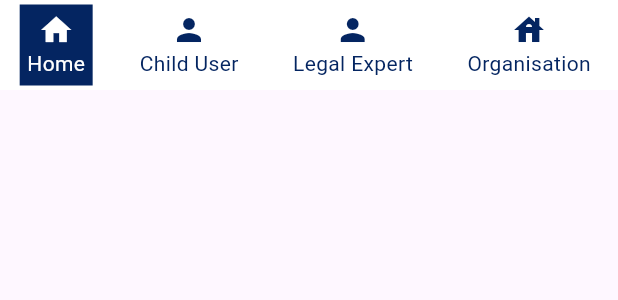
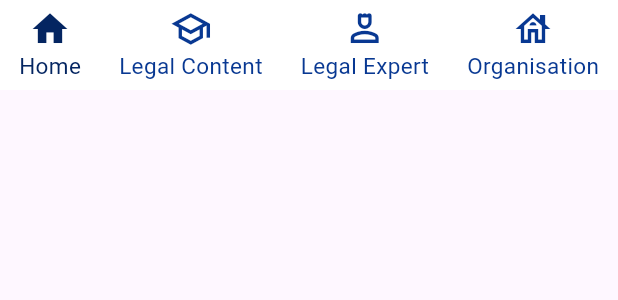
Before and after one commit to aayushi16dex/LegalRights-Frontend, a Flutter app: the AdminFooterScreen widget shown alone on an empty page, opened directly with empty values, on a phone screen of 412 x 824 dp. Shown: the top 300 px of the screen. Run offline on Flutter 3.47's test engine with Material 3 defaults, Android fonts, the phone set to English and light mode, and no system bars; our stand-ins replace file_picker, multi_select_flutter, shared_preferences; missing offline and left inert: universal_html; accounts and stored records are empty; network calls fail.

Commit message:
Admin footer UI

```diff
--- a/lib/presentation/footer/admin_footer_screen.dart
+++ b/lib/presentation/footer/admin_footer_screen.dart
@@ -15,23 +15,40 @@ class AdminFooterScreen extends StatefulWidget {
 class _AdminFooterScreenState extends State<AdminFooterScreen> {
   @override
   Widget build(BuildContext context) {
-    return Container(
+    return Stack(
+      children: [
+        Positioned(
+          top: 0,
+          left: 0,
+          right: 0,
+          child: Container(
+            height: 3.0, // Height of the horizontal bar
+            color: Colors.grey, // Color of the horizontal bar
+          ),
+        ),
+        Container(
           height: 60.0,
           color: Colors.white,
           child: Row(
             mainAxisAlignment: MainAxisAlignment.spaceAround,
             children: [
-          _buildNavItem(Icons.home, 'Home', 0),
-          _buildNavItem(Icons.person, 'Child User', 1),
-          _buildNavItem(Icons.person, 'Legal Expert', 2),
-          _buildNavItem(Icons.house, 'Organisation', 3),
+              _buildNavItem(Icons.home, Icons.home_outlined, 'Home', 0),
+              _buildNavItem(
+                  Icons.school, Icons.school_outlined, 'Legal Content', 1),
+              _buildNavItem(
+                  Icons.person_4, Icons.person_4_outlined, 'Legal Expert', 2),
+              _buildNavItem(
+                  Icons.house, Icons.house_outlined, 'Organisation', 3),
             ],
           ),
+        ),
+      ],
     );
   }
 
   /// Navigation tabs building and highlighting when clicked
-  Widget _buildNavItem(IconData icon, String label, int index) {
+  Widget _buildNavItem(
+      IconData selectedIcon, IconData icon, String label, int index) {
     return GestureDetector(
       onTap: () {
         setState(() {
@@ -41,31 +58,25 @@ class _AdminFooterScreenState extends State<AdminFooterScreen> {
       },
       child: Container(
         padding: const EdgeInsets.all(5.0),
-        decoration: BoxDecoration(
-          color: widget.currentTab == index
-              ? const Color.fromARGB(255, 4, 37, 97)
-              : Colors.transparent, // Highlight the selected tab
-          //borderRadius: BorderRadius.circular(10.0),
-        ),
         child: Column(
           mainAxisSize: MainAxisSize.min,
           children: [
             Icon(
-              icon,
-              size: 24,
+              widget.currentTab == index ? selectedIcon : icon,
+              size: 28,
+              // Highlight the icon color
               color: widget.currentTab == index
-                  ? Colors.white
-                  : const Color.fromARGB(
-                      255, 4, 37, 97), // Highlight the icon color
+                  ? const Color.fromARGB(255, 4, 37, 97)
+                  : const Color.fromARGB(255, 8, 56, 146), // Highlight the icon color
             ),
             Text(
               label,
               style: TextStyle(
                   color: widget.currentTab == index
-                    ? Colors.white
+                      ? const Color.fromARGB(255, 4, 37, 97)
                       : const Color.fromARGB(
-                        255, 4, 37, 97), // Highlight the label color
-              ),
+                          255, 8, 56, 146), // Highlight the label color
+                  fontSize: 15.0),
             ),
           ],
         ),
--- a/lib/presentation/footer/child_footer_screen.dart
+++ b/lib/presentation/footer/child_footer_screen.dart
@@ -61,7 +61,7 @@ class _UserFooterScreenState extends State<UserFooterScreen> {
             Icon(
               widget.currentTab == index ? selectedIcon : icon,
               size: 28,
-              color: widget.currentTab == index ? const Color.fromARGB(255, 4, 37, 97) : Color.fromARGB(255, 8, 56, 146),// Highlight the icon color
+              color: widget.currentTab == index ? const Color.fromARGB(255, 4, 37, 97) : const Color.fromARGB(255, 8, 56, 146),// Highlight the icon color
             ),
             Text(
               label,
```
Lines whose indentation alone changed are shown as unchanged.
